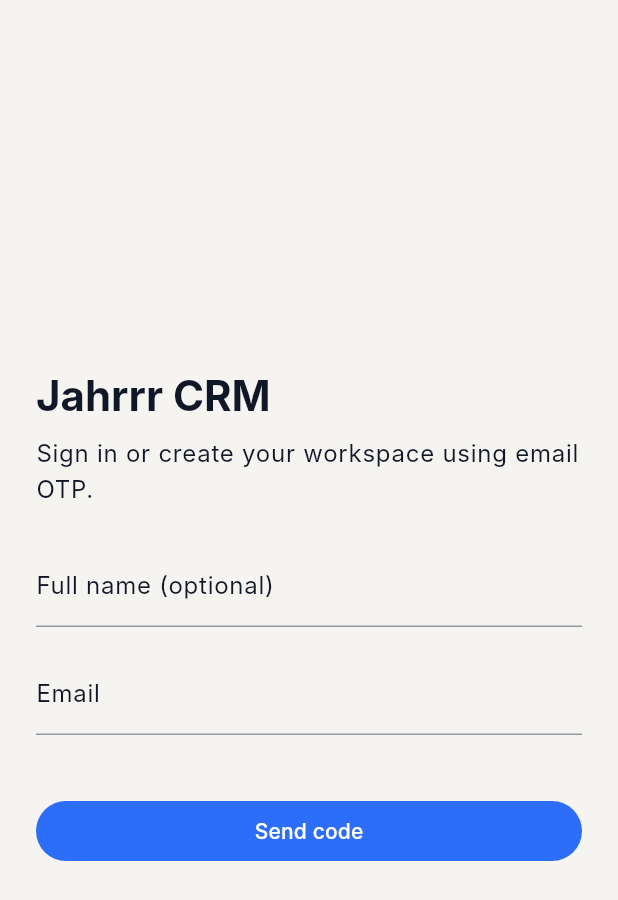
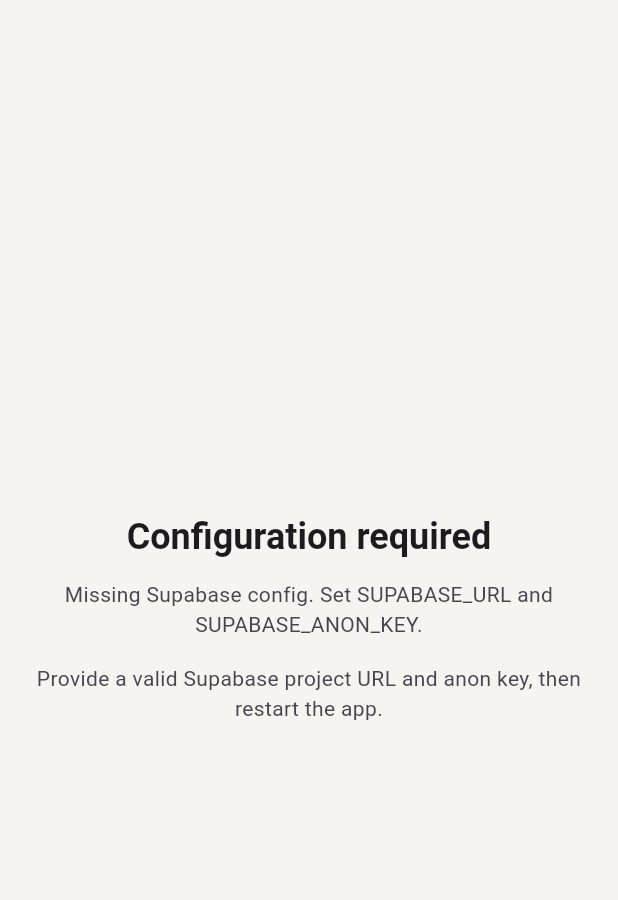
Before and after one commit to artemovbasil-oss/jahrrr, a Flutter app: the screen it shows after launch, on a phone screen of 412 x 824 dp. Shown: the top 900 px of the screen. Run offline on Flutter 3.47's test engine with Material 3 defaults, Android fonts, the phone set to English and light mode, and no system bars; our stand-ins replace file_picker, local_auth, package_info_plus, share_plus, shared_preferences, supabase_flutter; accounts and stored records are empty; Roboto replaces fonts that are missing (Inter).

Commit message:
Validate Supabase configuration

```diff
--- a/lib/app.dart
+++ b/lib/app.dart
@@ -2,18 +2,13 @@
 
 import 'screens/auth_gate.dart';
 
-class JahrrrApp extends StatelessWidget {
-  const JahrrrApp({super.key});
-
-  @override
-  Widget build(BuildContext context) {
+ThemeData buildJahrrrTheme() {
   const cream = Color(0xFFF6F4F0);
   const slate = Color(0xFF8D9BA7);
   const charcoal = Color(0xFF101828);
   const mint = Color(0xFFE8F4EC);
   const sage = Color(0xFF1FA85B);
   const aqua = Color(0xFF2D6EF8);
-    const coral = Color(0xFFF9D4B0);
   const brick = Color(0xFFB8432D);
 
   final colorScheme = const ColorScheme(
@@ -31,10 +26,7 @@
     outline: slate,
   );
 
-    return MaterialApp(
-      debugShowCheckedModeBanner: false,
-      title: 'Jahrrr CRM',
-      theme: ThemeData(
+  return ThemeData(
     useMaterial3: true,
     colorScheme: colorScheme,
     scaffoldBackgroundColor: cream,
@@ -53,8 +45,74 @@
         borderRadius: BorderRadius.all(Radius.circular(24)),
       ),
     ),
-      ),
+  );
+}
+
+class JahrrrApp extends StatelessWidget {
+  const JahrrrApp({super.key});
+
+  @override
+  Widget build(BuildContext context) {
+    return MaterialApp(
+      debugShowCheckedModeBanner: false,
+      title: 'Jahrrr CRM',
+      theme: buildJahrrrTheme(),
       home: const AuthGate(),
     );
   }
 }
+
+class ConfigErrorApp extends StatelessWidget {
+  const ConfigErrorApp({
+    super.key,
+    required this.message,
+  });
+
+  final String message;
+
+  @override
+  Widget build(BuildContext context) {
+    return MaterialApp(
+      debugShowCheckedModeBanner: false,
+      title: 'Jahrrr CRM',
+      theme: buildJahrrrTheme(),
+      home: Scaffold(
+        body: Center(
+          child: Padding(
+            padding: const EdgeInsets.symmetric(horizontal: 24),
+            child: ConstrainedBox(
+              constraints: const BoxConstraints(maxWidth: 520),
+              child: Column(
+                mainAxisSize: MainAxisSize.min,
+                children: [
+                  Text(
+                    'Configuration required',
+                    style: Theme.of(context).textTheme.headlineSmall?.copyWith(
+                          fontWeight: FontWeight.w700,
+                        ),
+                  ),
+                  const SizedBox(height: 12),
+                  Text(
+                    message,
+                    textAlign: TextAlign.center,
+                    style: Theme.of(context).textTheme.bodyMedium?.copyWith(
+                          color: Theme.of(context).colorScheme.onSurfaceVariant,
+                        ),
+                  ),
+                  const SizedBox(height: 16),
+                  Text(
+                    'Provide a valid Supabase project URL and anon key, then restart the app.',
+                    textAlign: TextAlign.center,
+                    style: Theme.of(context).textTheme.bodyMedium?.copyWith(
+                          color: Theme.of(context).colorScheme.onSurfaceVariant,
+                        ),
+                  ),
+                ],
+              ),
+            ),
+          ),
+        ),
+      ),
+    );
+  }
+}
```
Also changed, not shown: lib/main.dart (+5 -4 lines), lib/screens/auth_screen.dart (+6 -8 lines), lib/services/app_config.dart (+28 -0 lines). Lines whose indentation alone changed are shown as unchanged.
